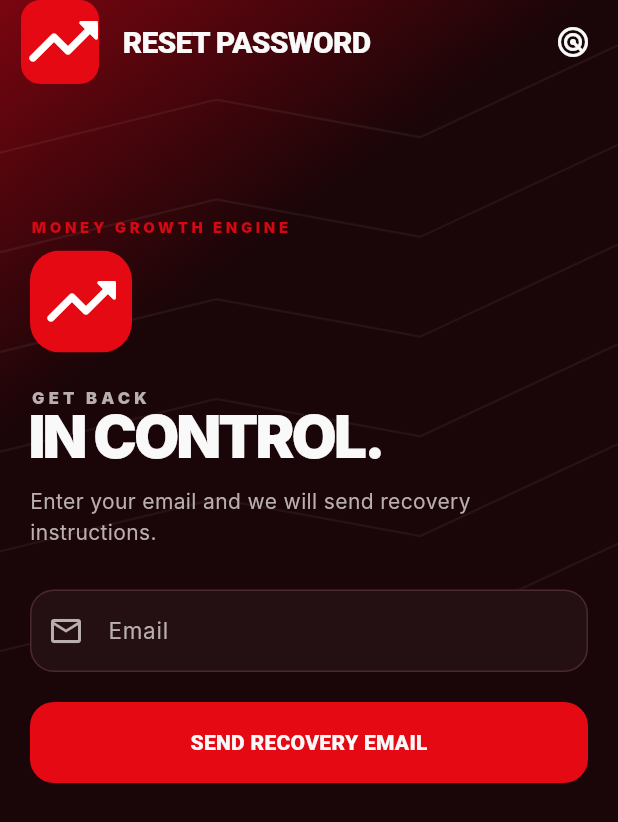
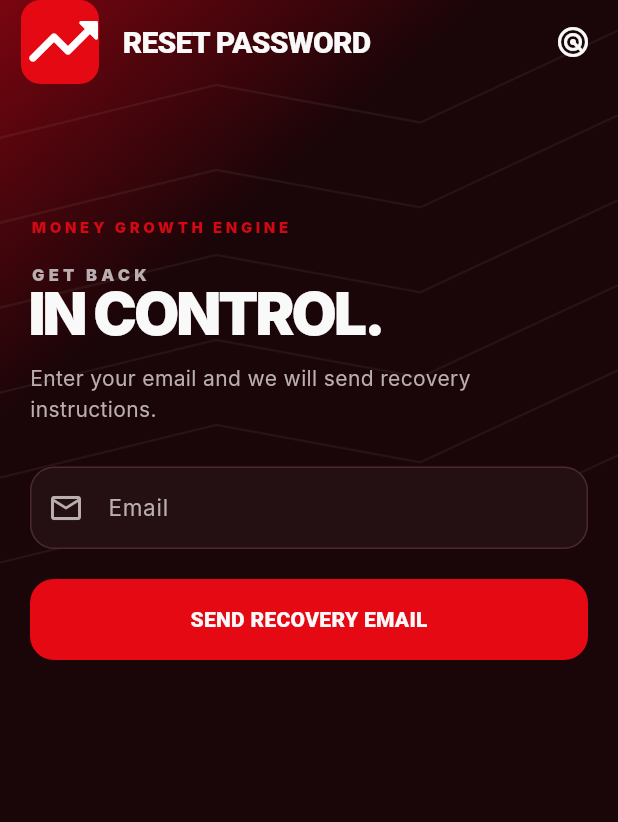
Before and after one commit to Mauricio-HNS/MONEY-GROWTH-ENGINE, a Flutter app: the ForgotPasswordScreen screen opened by its route, on a phone screen of 412 x 824 dp. Shown: the top 822 px of the screen. Run offline on Flutter 3.47's test engine with Material 3 defaults, Android fonts, the phone set to English and light mode, and no system bars; network calls fail; Roboto replaces fonts that are missing (Inter).

Commit message:
fix: remove duplicate logo from password recovery

```diff
--- a/flutter_app/lib/screens/forgot_password.dart
+++ b/flutter_app/lib/screens/forgot_password.dart
@@ -1,6 +1,5 @@
 import 'package:flutter/material.dart';
 import '../style/app_style.dart';
-import '../style/brand.dart';
 import 'screen_shell.dart';
 
 class ForgotPasswordScreen extends StatelessWidget {
@@ -10,8 +9,7 @@ class ForgotPasswordScreen extends StatelessWidget {
   Widget build(BuildContext context) => ScreenShell(
     title: 'Reset password',
     child: Column(crossAxisAlignment: CrossAxisAlignment.start, children: [
-      const BrandMark(size: 68, borderRadius: 20),
-      const SizedBox(height: 22),
+      const SizedBox(height: 8),
       const Text('GET BACK', style: TextStyle(color: AppColors.textMuted, fontSize: 11, fontWeight: FontWeight.w900, letterSpacing: 2.8)),
       const Text('IN CONTROL.', style: TextStyle(color: AppColors.white, fontSize: 39, fontWeight: FontWeight.w900, height: .92, letterSpacing: -2)),
       const SizedBox(height: 14),
```
